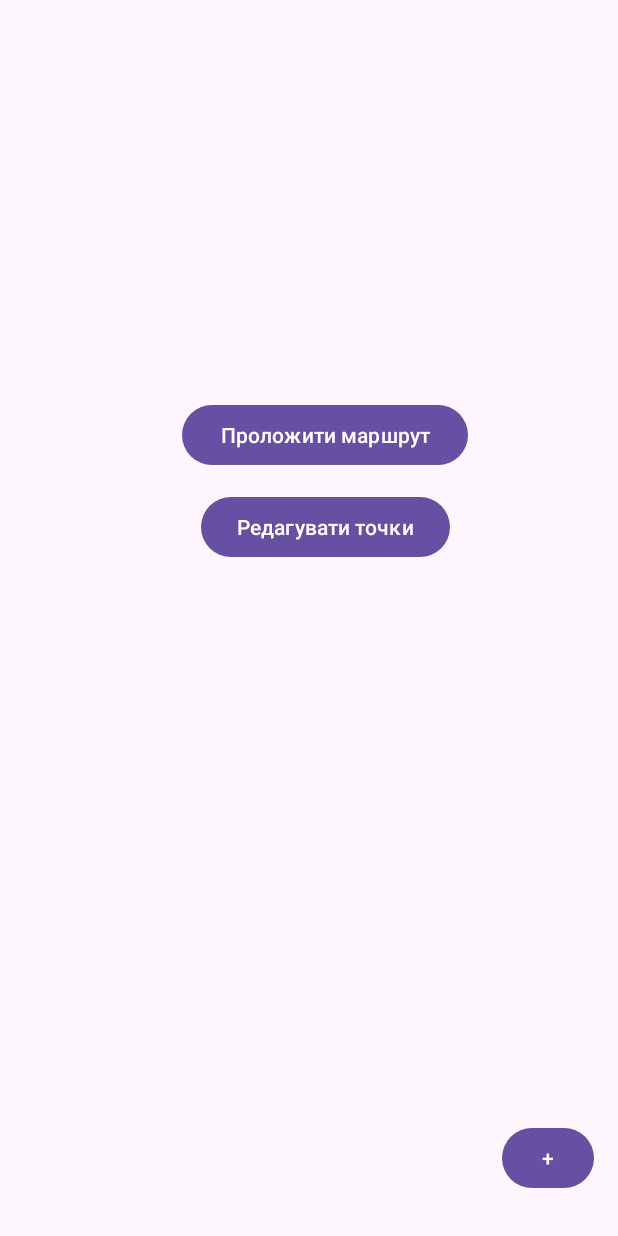
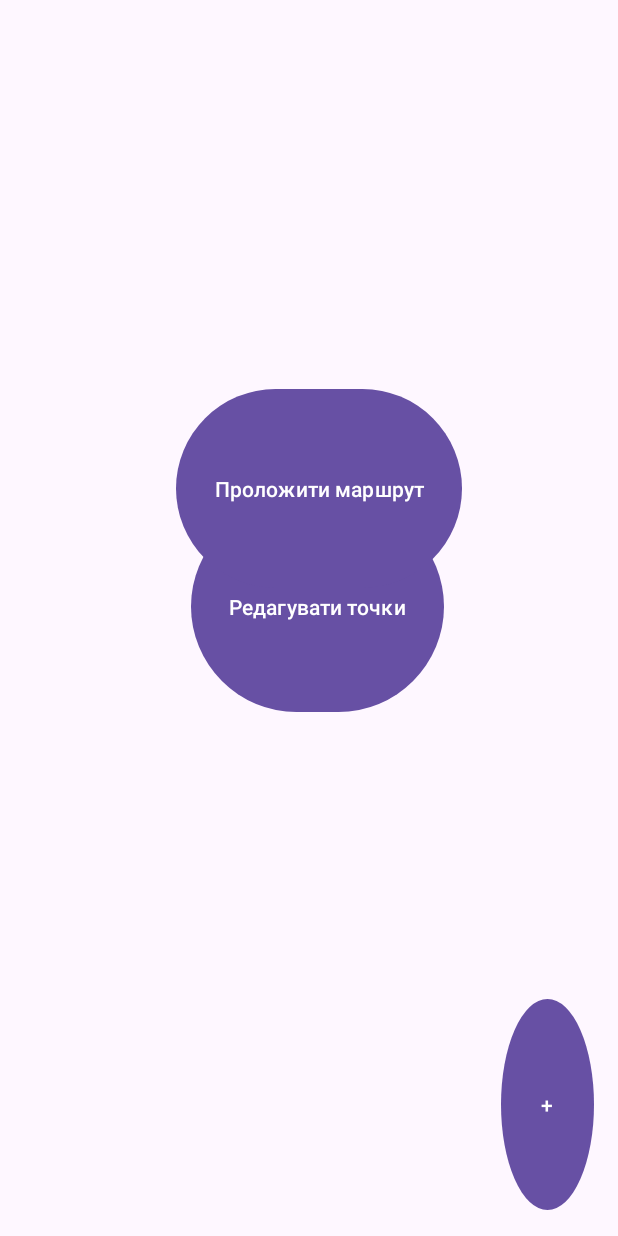
Before and after one commit to PokiGame/MarshRoute, an Android app: the screen it shows after launch (MainActivity), on a phone screen of 412 x 824 dp. Run offline under Robolectric (Android 15) with nearby library versions, the phone set to English and light mode, and no system bars.

Commit message:
0.4.3 Edit Button

```diff
--- a/app/src/main/java/com/example/marshroute/MainActivity.kt
+++ b/app/src/main/java/com/example/marshroute/MainActivity.kt
@@ -4,6 +4,7 @@ import android.content.Intent
 import android.os.Bundle
 import android.widget.Button
 import androidx.appcompat.app.AppCompatActivity
+import com.google.android.material.floatingactionbutton.FloatingActionButton
 import com.google.firebase.FirebaseApp
 
 class MainActivity : AppCompatActivity() {
@@ -16,14 +17,15 @@ class MainActivity : AppCompatActivity() {
         FirebaseApp.initializeApp(this)
         setContentView(R.layout.activity_main)
 
+        // Використовуйте FloatingActionButton для buttonAddPoint
         buttonAddPoint = findViewById(R.id.button_add)
-        buttonEditPoints = findViewById(R.id.button_edit)
-
         buttonAddPoint.setOnClickListener {
             val intent = Intent(this, AddPointActivity::class.java)
             startActivity(intent)
         }
 
+        // Використовуйте Button для buttonEditPoints
+        buttonEditPoints = findViewById(R.id.button_edit)
         buttonEditPoints.setOnClickListener {
             val intent = Intent(this, EditPointsActivity::class.java)
             startActivity(intent)
--- /dev/null
+++ b/app/src/main/res/drawable/round_button.xml
@@ -0,0 +1,13 @@
+<?xml version="1.0" encoding="utf-8"?>
+<selector xmlns:android="http://schemas.android.com/apk/res/android">
+    <item android:state_pressed="true">
+        <shape android:shape="oval">
+            <solid android:color="?attr/colorPrimaryDark"/>
+        </shape>
+    </item>
+    <item>
+        <shape android:shape="oval">
+            <solid android:color="?attr/colorPrimary"/>
+        </shape>
+    </item>
+</selector>
--- a/app/src/main/res/layout/activity_main.xml
+++ b/app/src/main/res/layout/activity_main.xml
@@ -1,26 +1,33 @@
 <?xml version="1.0" encoding="utf-8"?>
 <RelativeLayout xmlns:android="http://schemas.android.com/apk/res/android"
+    xmlns:app="http://schemas.android.com/apk/res-auto"
     android:layout_width="match_parent"
     android:layout_height="match_parent">
 
-    <Button
-        android:id="@+id/button_add"
-        android:layout_width="61dp"
-        android:layout_height="wrap_content"
-        android:layout_alignParentEnd="true"
-        android:layout_alignParentBottom="true"
-        android:layout_marginEnd="16dp"
-        android:layout_marginBottom="28dp"
-        android:text="+" />
-
+    <!--    <Button-->
+    <!--        android:id="@+id/button_add"-->
+    <!--        android:layout_width="50dp"-->
+    <!--        android:layout_height="50dp"-->
+    <!--        android:layout_alignParentEnd="true"-->
+    <!--        android:layout_alignParentBottom="true"-->
+    <!--        android:layout_marginEnd="16dp"-->
+    <!--        android:layout_marginBottom="28dp"-->
+    <!--        android:padding="0dp"-->
+    <!--        android:scrollbarSize="0dp"-->
+    <!--        android:text="+"-->
+    <!--        android:textSize="24sp" />-->
     <Button
         android:id="@+id/button_edit"
         android:layout_width="wrap_content"
         android:layout_height="wrap_content"
+        android:layout_alignParentStart="true"
         android:layout_alignParentTop="true"
         android:layout_alignParentEnd="true"
-        android:layout_marginTop="327dp"
-        android:layout_marginEnd="112dp"
+        android:layout_alignParentBottom="true"
+        android:layout_marginStart="127dp"
+        android:layout_marginTop="330dp"
+        android:layout_marginEnd="116dp"
+        android:layout_marginBottom="345dp"
         android:text="Редагувати точки" />
 
     <Button
@@ -30,9 +37,31 @@
         android:layout_alignParentStart="true"
         android:layout_alignParentTop="true"
         android:layout_alignParentEnd="true"
-        android:layout_marginStart="121dp"
-        android:layout_marginTop="266dp"
-        android:layout_marginEnd="100dp"
+        android:layout_alignParentBottom="true"
+        android:layout_marginStart="117dp"
+        android:layout_marginTop="255dp"
+        android:layout_marginEnd="104dp"
+        android:layout_marginBottom="428dp"
         android:text="Проложити маршрут" />
 
+    <!-- Button для додавання точок зі стилем круглої кнопки -->
+    <Button
+        android:id="@+id/button_add"
+        android:layout_width="62dp"
+        android:layout_height="wrap_content"
+        android:layout_alignParentStart="true"
+        android:layout_alignParentTop="true"
+        android:layout_alignParentEnd="true"
+        android:layout_alignParentBottom="true"
+        android:layout_marginStart="334dp"
+        android:layout_marginLeft="16dp"
+        android:layout_marginTop="666dp"
+        android:layout_marginEnd="16dp"
+        android:layout_marginRight="16dp"
+        android:layout_marginBottom="17dp"
+        android:background="@drawable/round_button"
+        android:contentDescription="@string/add_button_description"
+        android:text="+" />
+
+
 </RelativeLayout>
--- a/app/src/main/res/values/strings.xml
+++ b/app/src/main/res/values/strings.xml
@@ -1,3 +1,4 @@
 <resources>
     <string name="app_name">MarshRoute</string>
+    <string name="add_button_description">Додати</string>
 </resources>
```
